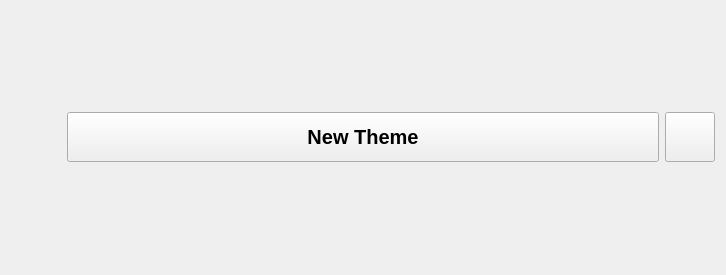
The window that themewidget.ui (imanirajdoost/color-theme-manager) describes before a commit, drawn with Qt 5.
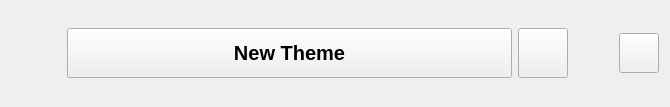
The same window after the commit. Icons and pictures are not drawn.

Commit message: added theme delete and updated readme file

```diff
--- a/themewidget.ui
+++ b/themewidget.ui
@@ -6,14 +6,14 @@
    <rect>
     <x>0</x>
     <y>0</y>
-    <width>726</width>
-    <height>275</height>
+    <width>670</width>
+    <height>107</height>
    </rect>
   </property>
   <property name="windowTitle">
    <string>Form</string>
   </property>
-  <layout class="QHBoxLayout" name="horizontalLayout" stretch="1,5,1">
+  <layout class="QHBoxLayout" name="horizontalLayout" stretch="2,10,2,1,2">
    <item>
     <widget class="QLabel" name="theme_image">
      <property name="sizePolicy">
@@ -87,6 +87,44 @@
      </property>
     </widget>
    </item>
+   <item>
+    <spacer name="horizontalSpacer">
+     <property name="orientation">
+      <enum>Qt::Horizontal</enum>
+     </property>
+     <property name="sizeHint" stdset="0">
+      <size>
+       <width>40</width>
+       <height>20</height>
+      </size>
+     </property>
+    </spacer>
+   </item>
+   <item>
+    <widget class="QPushButton" name="deleteThemebutton">
+     <property name="sizePolicy">
+      <sizepolicy hsizetype="Fixed" vsizetype="Fixed">
+       <horstretch>0</horstretch>
+       <verstretch>0</verstretch>
+      </sizepolicy>
+     </property>
+     <property name="maximumSize">
+      <size>
+       <width>40</width>
+       <height>40</height>
+      </size>
+     </property>
+     <property name="styleSheet">
+      <string notr="true">border-image: url(:/icons/delete.png);</string>
+     </property>
+     <property name="text">
+      <string/>
+     </property>
+     <property name="flat">
+      <bool>false</bool>
+     </property>
+    </widget>
+   </item>
   </layout>
  </widget>
  <resources>
```
The commit also changes 8 other files.
